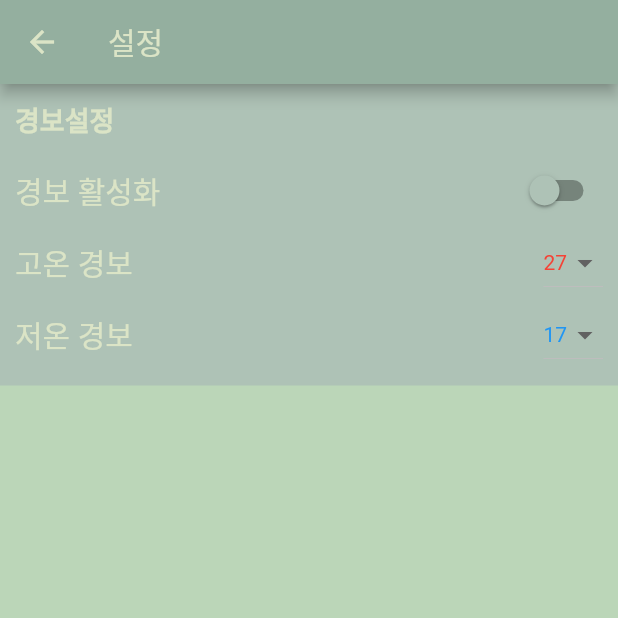
After one commit to 4ix/ai_project_smartfarm, a Flutter app: the SettingsScreen screen opened directly, on a phone screen of 412 x 824 dp, the top half of it. The commit adds this screen. Run offline on Flutter 3.47's test engine with Material 2 defaults, Android fonts, the phone set to English and light mode, and no system bars; our stand-ins replace fl_chart.

Commit message:
UI 구현 (설정 - 경보설정)

```diff
--- a/lib/screens/login_screen.dart
+++ b/lib/screens/login_screen.dart
@@ -1,5 +1,5 @@
 import 'package:flutter/material.dart';
-import 'package:smartfarm/screens/change_password_screen.dart';
+import 'package:smartfarm/shared/change_password_screen.dart';
 import 'package:smartfarm/shared/home_screen.dart';
 
 class LoginScreen extends StatefulWidget {
--- /dev/null
+++ b/lib/screens/warning_setting_screen.dart
@@ -0,0 +1,122 @@
+import 'package:flutter/material.dart';
+
+class WarningSetting extends StatefulWidget {
+  const WarningSetting({super.key});
+
+  @override
+  State<WarningSetting> createState() => _WarningSettingState();
+}
+
+class _WarningSettingState extends State<WarningSetting> {
+  bool _isChecked1 = false;
+  String dropdownValueHigh = '27';
+  String dropdownValueLow = '17';
+  List<String> itemListHigh = ['20', '21', '22', '23', '24', '25', '26', '27'];
+  List<String> itemListLow = ['10', '11', '12', '13', '14', '15', '16', '17'];
+
+  @override
+  Widget build(BuildContext context) {
+    return Container(
+      decoration: const BoxDecoration(color: Color(0XFFAEC2B6)),
+      child: Padding(
+        padding: const EdgeInsets.all(10),
+        child: Column(
+          crossAxisAlignment: CrossAxisAlignment.start,
+          children: [
+            const Text(
+              '경보설정',
+              style: TextStyle(
+                fontSize: 18,
+                fontWeight: FontWeight.w600,
+                color: Color(0XFFDBE4C6),
+              ),
+            ),
+            const SizedBox(
+              height: 10,
+            ),
+            Row(
+              mainAxisAlignment: MainAxisAlignment.spaceBetween,
+              children: [
+                const Text(
+                  '경보 활성화',
+                  style: TextStyle(
+                    fontSize: 20,
+                    color: Color(0XFFDBE4C6),
+                  ),
+                ),
+                Switch(
+                  activeColor: const Color(0XFF94AF9F),
+                  inactiveThumbColor: const Color(0XFFAEC2B6),
+                  value: _isChecked1,
+                  onChanged: (value) {
+                    setState(
+                      () {
+                        _isChecked1 = value;
+                      },
+                    );
+                  },
+                ),
+              ],
+            ),
+            Row(
+              mainAxisAlignment: MainAxisAlignment.spaceBetween,
+              children: [
+                const Text(
+                  '고온 경보',
+                  style: TextStyle(
+                    fontSize: 20,
+                    color: Color(0XFFDBE4C6),
+                  ),
+                ),
+                DropdownButton(
+                  style: const TextStyle(color: Colors.red),
+                  value: dropdownValueHigh,
+                  menuMaxHeight: 150,
+                  items: itemListHigh.map((String itemText) {
+                    return DropdownMenuItem<String>(
+                      value: itemText,
+                      child: SizedBox(child: Text(itemText)),
+                    );
+                  }).toList(),
+                  onChanged: (String? newValue) {
+                    setState(() {
+                      dropdownValueHigh = newValue!;
+                    });
+                  },
+                )
+              ],
+            ),
+            Row(
+              mainAxisAlignment: MainAxisAlignment.spaceBetween,
+              children: [
+                const Text(
+                  '저온 경보',
+                  style: TextStyle(
+                    fontSize: 20,
+                    color: Color(0XFFDBE4C6),
+                  ),
+                ),
+                DropdownButton(
+                  style: const TextStyle(color: Colors.blue),
+                  value: dropdownValueLow,
+                  menuMaxHeight: 150,
+                  items: itemListLow.map((String itemText) {
+                    return DropdownMenuItem<String>(
+                      value: itemText,
+                      child: SizedBox(child: Text(itemText)),
+                    );
+                  }).toList(),
+                  onChanged: (String? newValue) {
+                    setState(() {
+                      dropdownValueLow = newValue!;
+                    });
+                  },
+                )
+              ],
+            ),
+          ],
+        ),
+      ),
+    );
+  }
+}
--- a/lib/shared/home_screen.dart
+++ b/lib/shared/home_screen.dart
@@ -4,6 +4,7 @@ import 'package:smartfarm/screens/controler_screen.dart';
 import 'package:smartfarm/screens/soil_screen.dart';
 import 'package:smartfarm/screens/cctv_screen.dart';
 
+import 'settings_screen.dart';
 import 'menu_drawer.dart';
 
 class HomeScreen extends StatefulWidget {
@@ -39,9 +40,16 @@ class _HomeScreenState extends State<HomeScreen> {
         foregroundColor: const Color(0xFFDBE4C6),
         actions: [
           IconButton(
-            onPressed: () {},
+            onPressed: () {
+              Navigator.push(
+                context,
+                MaterialPageRoute(
+                  builder: (BuildContext context) => const SettingsScreen(),
+                ),
+              );
+            },
             icon: const Icon(Icons.settings),
-          )
+          ),
         ],
       ),
       body: _widgetOptions[_selectedIndex],
--- /dev/null
+++ b/lib/shared/settings_screen.dart
@@ -0,0 +1,24 @@
+import 'package:flutter/material.dart';
+import 'package:smartfarm/screens/warning_setting_screen.dart';
+
+class SettingsScreen extends StatefulWidget {
+  const SettingsScreen({super.key});
+
+  @override
+  State<SettingsScreen> createState() => _SettingsScreenState();
+}
+
+class _SettingsScreenState extends State<SettingsScreen> {
+  @override
+  Widget build(BuildContext context) {
+    return Scaffold(
+      backgroundColor: const Color(0xFFBBD6B8),
+      appBar: AppBar(
+        title: const Text('설정'),
+        backgroundColor: const Color(0xFF94AF9F),
+        foregroundColor: const Color(0xFFDBE4C6),
+      ),
+      body: const Column(children: [WarningSetting()]),
+    );
+  }
+}
```
Also changed, not shown: lib/shared/change_password_screen.dart (renamed from lib/screens/change_password_screen.dart).
